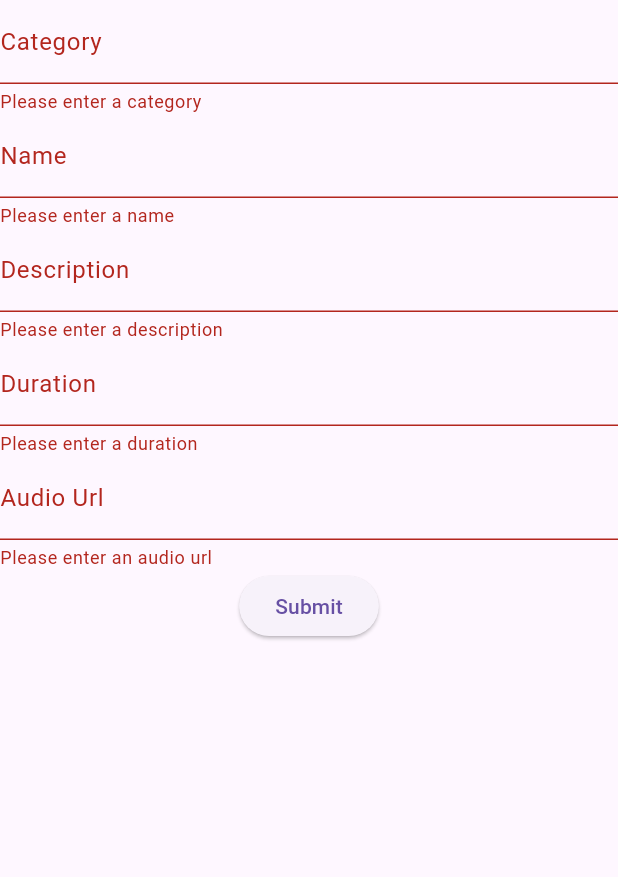
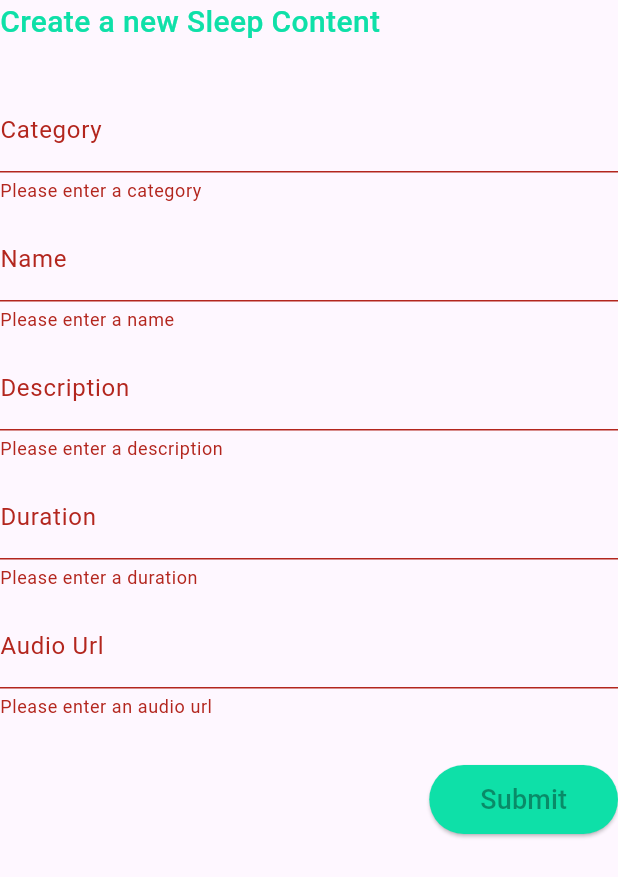
Before and after one commit to Heshara13/ZenFlow, a Flutter app: the SleepContentForm widget shown alone on an empty page, opened directly, after a tap on "Submit", on a phone screen of 412 x 824 dp. Shown: the top 877 px of the screen. Run offline on Flutter 3.47's test engine with Material 3 defaults, Android fonts, the phone set to English and light mode, and no system bars; our stand-ins replace go_router, hive, hive_flutter, image_picker, youtube_player_flutter; accounts and stored records are empty.

Commit message:
add changes to sleep content form

```diff
--- a/lib/widgets/sleep_content_form.dart
+++ b/lib/widgets/sleep_content_form.dart
@@ -2,104 +2,129 @@ import 'package:flutter/material.dart';
 import 'package:provider/provider.dart';
 import 'package:zenflow/models/sleep_content_model.dart';
 import 'package:zenflow/providers/custom_data_provider.dart';
+import 'package:zenflow/utils/colors.dart';
+import 'package:zenflow/widgets/reusable/text_input.dart';
 
-class SleepContentForm extends StatelessWidget {
-  SleepContentForm({super.key});
+class SleepContentForm extends StatefulWidget {
+  const SleepContentForm({super.key});
 
+  @override
+  State<SleepContentForm> createState() => _SleepContentFormState();
+}
+
+class _SleepContentFormState extends State<SleepContentForm> {
   final _formKey = GlobalKey<FormState>();
+
   String _category = '';
+
   String _name = '';
+
   String _description = '';
+
   int _duration = 0;
+
   String _audioUrl = '';
 
   @override
   Widget build(BuildContext context) {
     return Column(
-      //form
+      crossAxisAlignment: CrossAxisAlignment.start,
       children: [
+        const Text(
+          'Create a new Sleep Content',
+          style: TextStyle(
+            fontSize: 20,
+            fontWeight: FontWeight.w500,
+            color: AppColors.primaryGreen,
+          ),
+        ),
+        const SizedBox(height: 30),
         Form(
           key: _formKey,
           child: Column(
             children: [
-              //category
-              TextFormField(
-                decoration: const InputDecoration(labelText: 'Category'),
+              CustomTextFormField(
+                labelText: 'Category',
+                onSaved: (value) {
+                  _category = value!;
+                },
                 validator: (value) {
                   if (value == null || value.isEmpty) {
                     return 'Please enter a category';
                   }
                   return null;
                 },
+              ),
+              const SizedBox(height: 10),
+              CustomTextFormField(
+                labelText: 'Name',
                 onSaved: (value) {
-                  _category = value!;
+                  _name = value!;
                 },
-              ),
-
-              //name
-              TextFormField(
-                decoration: const InputDecoration(labelText: 'Name'),
                 validator: (value) {
                   if (value == null || value.isEmpty) {
                     return 'Please enter a name';
                   }
                   return null;
                 },
+              ),
+              const SizedBox(height: 10),
+              CustomTextFormField(
+                labelText: 'Description',
                 onSaved: (value) {
-                  _name = value!;
+                  _description = value!;
                 },
-              ),
-
-              //description
-              TextFormField(
-                decoration: const InputDecoration(labelText: 'Description'),
                 validator: (value) {
                   if (value == null || value.isEmpty) {
                     return 'Please enter a description';
                   }
                   return null;
                 },
+              ),
+              const SizedBox(height: 10),
+              CustomTextFormField(
+                labelText: 'Duration',
                 onSaved: (value) {
-                  _description = value!;
+                  _duration = int.parse(value!);
                 },
-              ),
-
-              //duration
-              TextFormField(
-                decoration: const InputDecoration(labelText: 'Duration'),
                 validator: (value) {
                   if (value == null || value.isEmpty) {
                     return 'Please enter a duration';
                   }
                   return null;
                 },
+              ),
+              const SizedBox(height: 10),
+              CustomTextFormField(
+                labelText: 'Audio Url',
                 onSaved: (value) {
-                  _duration = int.parse(value!);
+                  _audioUrl = value!;
                 },
-              ),
-
-              //audio url
-              TextFormField(
-                decoration: const InputDecoration(labelText: 'Audio Url'),
                 validator: (value) {
                   if (value == null || value.isEmpty) {
                     return 'Please enter an audio url';
                   }
                   return null;
                 },
-                onSaved: (value) {
-                  _audioUrl = value!;
-                },
               ),
-
-              //video url
-
-              //submit button
+              const SizedBox(height: 30),
+              Row(
+                mainAxisAlignment: MainAxisAlignment.end,
+                children: [
                   ElevatedButton(
+                    style: ButtonStyle(
+                      backgroundColor: MaterialStateProperty.all<Color>(
+                        AppColors.primaryGreen,
+                      ),
+                      shape: MaterialStateProperty.all<RoundedRectangleBorder>(
+                        RoundedRectangleBorder(
+                          borderRadius: BorderRadius.circular(100),
+                        ),
+                      ),
+                    ),
                     onPressed: () {
                       if (_formKey.currentState!.validate()) {
                         _formKey.currentState!.save();
-                    //create a new sleep content object
                         final sleepContent = SleepContent(
                           category: _category,
                           name: _name,
@@ -108,14 +133,28 @@ class SleepContentForm extends StatelessWidget {
                           audioUrl: _audioUrl,
                         );
 
-                    //use the provider to add the new sleep content
+                        _formKey.currentState!.reset();
+                        _category = "";
+                        _name = "";
+                        _description = "";
+                        _duration = 0;
+                        _audioUrl = "";
+
                         Provider.of<CustomDataProvider>(
                           context,
                           listen: false,
                         ).addSleepContent(sleepContent, context);
                       }
                     },
-                child: const Text('Submit'),
+                    child: const Padding(
+                      padding: EdgeInsets.all(10),
+                      child: Text(
+                        'Submit',
+                        style: TextStyle(color: Colors.black38, fontSize: 18),
+                      ),
+                    ),
+                  ),
+                ],
               ),
             ],
           ),
```
Lines whose indentation alone changed are shown as unchanged.
